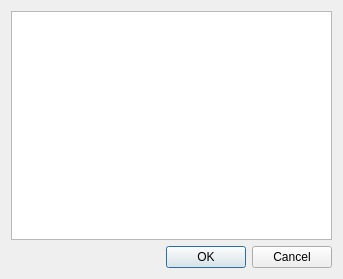
This is daq-desktop/DialogAddDeviceToChannel.ui in xukangmin/OpenSerialDAQ as Qt 5 draws it before an edit. The edited form follows.
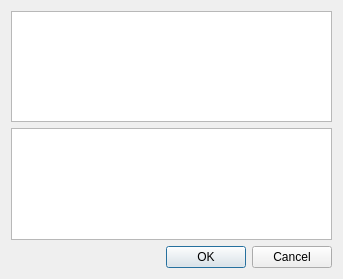
This is the edited form.

The edit to the form file:
```diff
--- a/daq-desktop/DialogAddDeviceToChannel.ui
+++ b/daq-desktop/DialogAddDeviceToChannel.ui
@@ -27,6 +27,9 @@
      </property>
     </widget>
    </item>
+   <item>
+    <widget class="QListView" name="listView"/>
+   </item>
    <item>
     <widget class="QDialogButtonBox" name="buttonBox">
      <property name="orientation">
```
